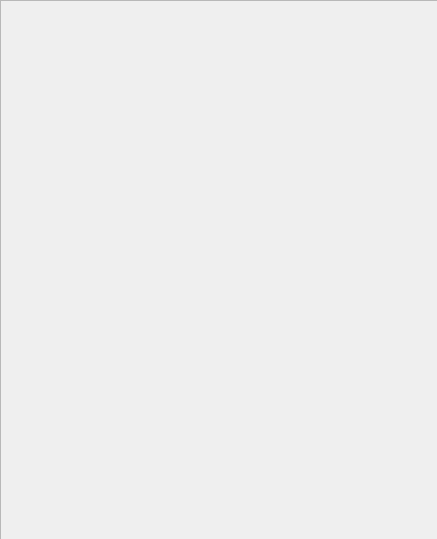
The window that src/QCPF_Plugins/QPlugin2/wdt_parampanel.ui (Jamie-tong/QCPFrame) describes before a commit, drawn with Qt 5.
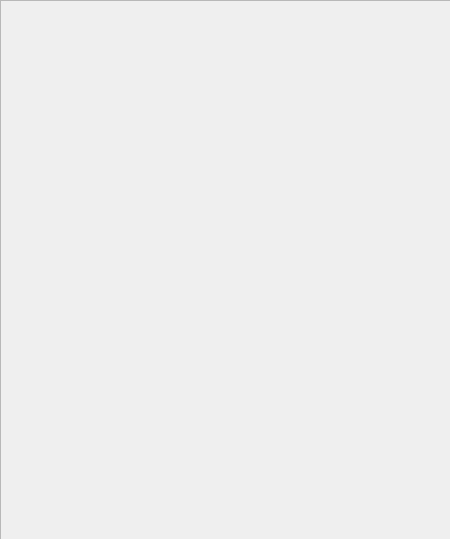
The same window after the commit. Icons and pictures are not drawn.

```diff
--- a/src/QCPF_Plugins/QPlugin2/wdt_parampanel.ui
+++ b/src/QCPF_Plugins/QPlugin2/wdt_parampanel.ui
@@ -6,7 +6,7 @@
    <rect>
     <x>0</x>
     <y>0</y>
-    <width>437</width>
+    <width>450</width>
     <height>539</height>
    </rect>
   </property>
```
Left out of the diff: 2 changed lines with no effect on the pictures.
